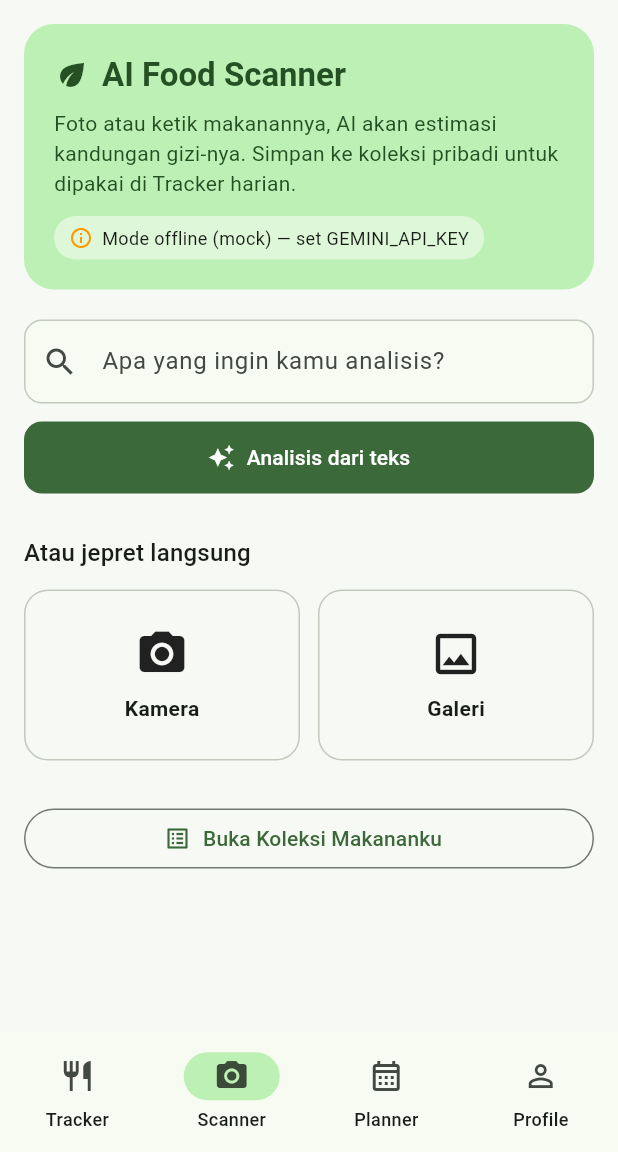
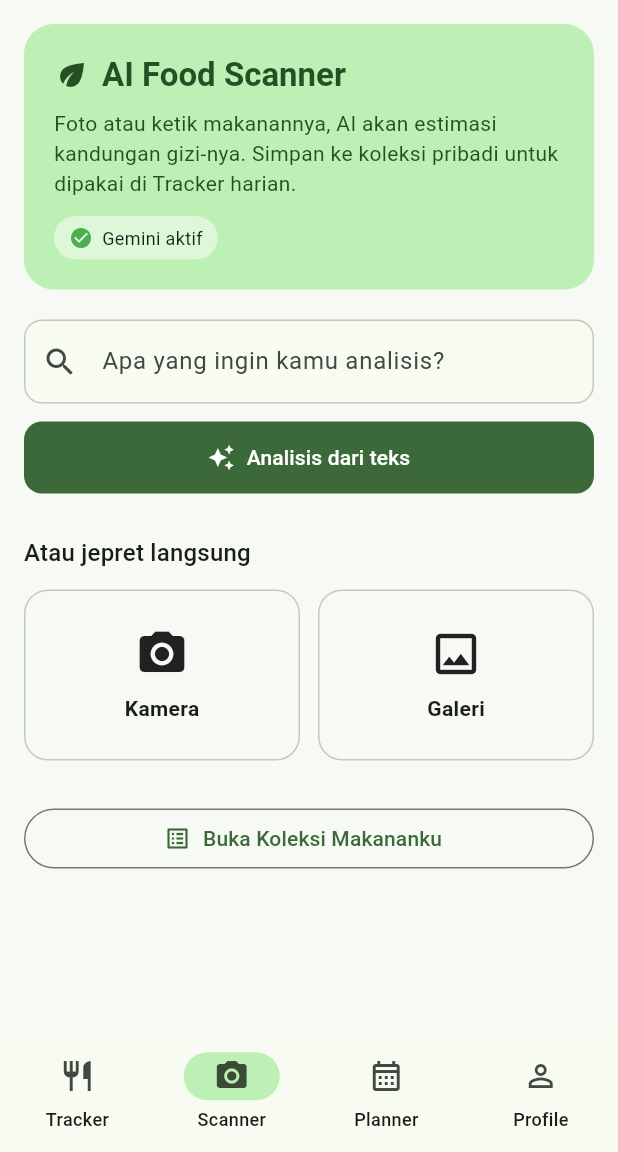
Before and after one commit to Udong0/Giziku, a Flutter app: the screen it shows once a user with an empty profile is signed in, on a phone screen of 412 x 824 dp, the part 84-1236 px from its top. Run offline on Flutter 3.47's test engine with Material 3 defaults, Android fonts, the phone set to English and light mode, and no system bars; our stand-ins replace cloud_firestore, firebase_auth, firebase_core, firebase_messaging, flutter_dotenv, flutter_local_notifications and 4 more; accounts and stored records are empty.

Commit message:
setup gemini api

````diff
--- a/lib/features/scanner/services/gemini_service.dart
+++ b/lib/features/scanner/services/gemini_service.dart
@@ -2,6 +2,8 @@ import 'dart:convert';
 import 'dart:io';
 import 'dart:math';
 
+import 'package:flutter/foundation.dart';
+import 'package:flutter_dotenv/flutter_dotenv.dart';
 import 'package:google_generative_ai/google_generative_ai.dart';
 
 import '../models/food_item.dart';
@@ -14,10 +16,22 @@ import '../models/food_item.dart';
 /// When the key is missing (or the API call fails) the service returns a
 /// deterministic mock so the rest of the app stays demo-able.
 class GeminiService {
-  GeminiService({this.apiKey, this.modelName = 'gemini-2.0-flash'});
+  GeminiService({this.apiKey, this.modelName = 'gemini-2.5-flash'});
 
+  /// Muat API key dengan prioritas:
+  ///   1. `.env` (dimuat oleh `dotenv.load()` di `main.dart`)
+  ///   2. `--dart-define=GEMINI_API_KEY=...`
   factory GeminiService.fromEnvironment() {
-    const key = String.fromEnvironment('GEMINI_API_KEY');
+    const defineKey = String.fromEnvironment('GEMINI_API_KEY');
+    final envKey = dotenv.isInitialized ? (dotenv.env['GEMINI_API_KEY'] ?? '') : '';
+    final key = envKey.isNotEmpty ? envKey : defineKey;
+
+    if (key.isEmpty) {
+      debugPrint('[GeminiService] ⚠️  API key tidak ditemukan.');
+    } else {
+      final prefix = key.substring(0, key.length.clamp(0, 8));
+      debugPrint('[GeminiService] ✅ API key dimuat (prefix: "$prefix...")');
+    }
     return GeminiService(apiKey: key.isEmpty ? null : key);
   }
 
@@ -33,12 +47,11 @@ class GeminiService {
   bool get isConfigured => apiKey != null && apiKey!.isNotEmpty;
 
   GenerativeModel _buildModel() => GenerativeModel(
-        model: modelName,
-        apiKey: apiKey!,
-        generationConfig:
-            GenerationConfig(responseMimeType: 'application/json'),
-        systemInstruction: Content.system(_systemPrompt),
-      );
+    model: modelName,
+    apiKey: apiKey!,
+    generationConfig: GenerationConfig(responseMimeType: 'application/json'),
+    systemInstruction: Content.system(_systemPrompt),
+  );
 
   static const _systemPrompt = '''
 You are a nutrition assistant for an Indonesian food tracking app called GiziKu.
@@ -59,14 +72,19 @@ If the input is not food, return name "Unknown" and zeros.
 
   Future<FoodAnalysis> analyzeText(String description) async {
     _lastError = null;
-    if (!isConfigured) return _mock(name: description, source: FoodSource.aiText);
+    if (!isConfigured) {
+      return _mock(name: description, source: FoodSource.aiText);
+    }
     try {
+      debugPrint('[GeminiService] 🔍 analyzeText: "$description"');
       final response = await _buildModel().generateContent([
         Content.text('Analyze this meal description: "$description"'),
       ]);
+      debugPrint('[GeminiService] ✅ analyzeText response: ${response.text}');
       return _parse(response.text ?? '', source: FoodSource.aiText);
     } catch (e) {
       _lastError = e.toString();
+      debugPrint('[GeminiService] ❌ analyzeText ERROR: $e');
       return _mock(name: description, source: FoodSource.aiText);
     }
   }
@@ -82,16 +100,17 @@ If the input is not food, return name "Unknown" and zeros.
       );
     }
     try {
+      debugPrint(
+        '[GeminiService] 📷 analyzeImage: ${image.path} (hint: $hint)',
+      );
       final bytes = await image.readAsBytes();
       final prompt = hint == null || hint.isEmpty
           ? 'Identify the meal in this photo and estimate the nutrition.'
           : 'Identify the meal in this photo (user hint: "$hint") and estimate the nutrition.';
       final response = await _buildModel().generateContent([
-        Content.multi([
-          TextPart(prompt),
-          DataPart('image/jpeg', bytes),
-        ]),
+        Content.multi([TextPart(prompt), DataPart('image/jpeg', bytes)]),
       ]);
+      debugPrint('[GeminiService] ✅ analyzeImage response: ${response.text}');
       return _parse(
         response.text ?? '',
         source: FoodSource.aiImage,
@@ -99,6 +118,7 @@ If the input is not food, return name "Unknown" and zeros.
       );
     } catch (e) {
       _lastError = e.toString();
+      debugPrint('[GeminiService] ❌ analyzeImage ERROR: $e');
       return _mock(
         name: fallbackName,
         source: FoodSource.aiImage,
@@ -112,7 +132,10 @@ If the input is not food, return name "Unknown" and zeros.
     required FoodSource source,
     String? imagePath,
   }) {
-    final cleaned = raw.trim().replaceAll(RegExp(r'^```(?:json)?|```$'), '').trim();
+    final cleaned = raw
+        .trim()
+        .replaceAll(RegExp(r'^```(?:json)?|```$'), '')
+        .trim();
     try {
       final json = jsonDecode(cleaned) as Map<String, dynamic>;
       double num0(String k) => (json[k] as num?)?.toDouble() ?? 0;
@@ -132,7 +155,11 @@ If the input is not food, return name "Unknown" and zeros.
       );
     } catch (e) {
       _lastError = 'Gagal membaca respon AI: $e';
-      return _mock(name: 'Hasil tidak dapat dibaca', source: source, imagePath: imagePath);
+      return _mock(
+        name: 'Hasil tidak dapat dibaca',
+        source: source,
+        imagePath: imagePath,
+      );
     }
   }
 
@@ -145,7 +172,8 @@ If the input is not food, return name "Unknown" and zeros.
     final calories = 200 + r.nextInt(400);
     return FoodAnalysis(
       name: name.isEmpty ? 'Makanan' : name,
-      description: 'Estimasi offline — pasang GEMINI_API_KEY untuk hasil nyata.',
+      description:
+          'Estimasi offline — pasang GEMINI_API_KEY untuk hasil nyata.',
       servingSize: 150 + r.nextInt(150).toDouble(),
       calories: calories.toDouble(),
       protein: 5 + r.nextInt(25).toDouble(),
--- a/pubspec.yaml
+++ b/pubspec.yaml
@@ -42,6 +42,9 @@ dependencies:
   cloud_firestore: ^5.6.0
   firebase_messaging: ^15.1.3
 
+  # Env / secrets
+  flutter_dotenv: ^5.1.0
+
 dev_dependencies:
   flutter_test:
     sdk: flutter
@@ -53,3 +56,6 @@ dev_dependencies:
 
 flutter:
   uses-material-design: true
+
+  assets:
+    - .env
````
Also changed, not shown: lib/main.dart (+9 -0 lines), pubspec.lock, 2 other files.
